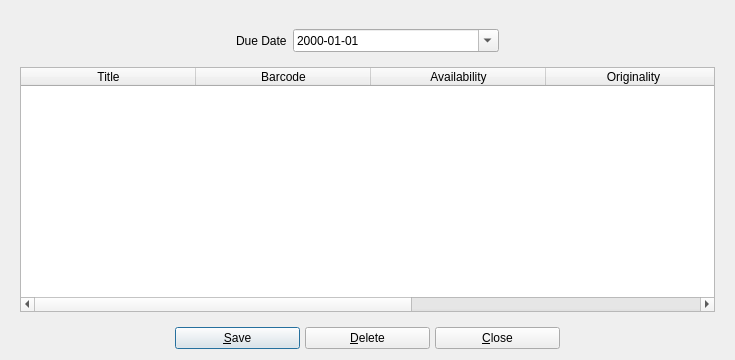
Above: UI/biblioteq_bookcopybrowser.ui from textbrowser/biblioteq before the change. Below: the same form after it.
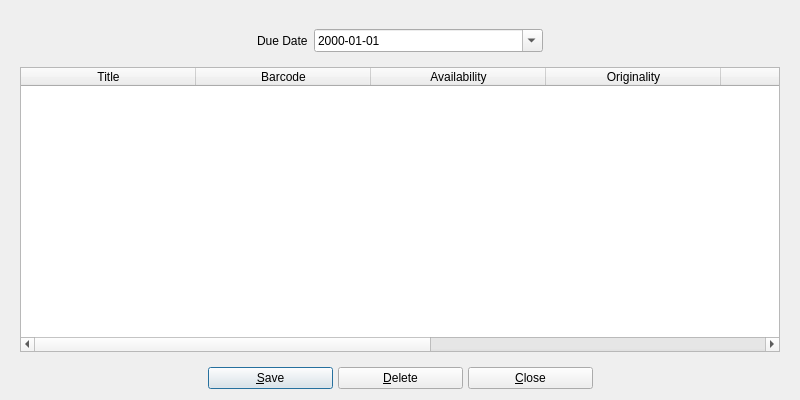
That is the form after the change. Icons and pictures are not drawn.

Commit message: Status field.

```diff
--- a/UI/biblioteq_bookcopybrowser.ui
+++ b/UI/biblioteq_bookcopybrowser.ui
@@ -6,8 +6,8 @@
    <rect>
     <x>0</x>
     <y>0</y>
-    <width>735</width>
-    <height>360</height>
+    <width>800</width>
+    <height>400</height>
    </rect>
   </property>
   <property name="maximumSize">
@@ -152,6 +152,11 @@
           <string>Condition</string>
          </property>
         </column>
+        <column>
+         <property name="text">
+          <string>Status</string>
+         </property>
+        </column>
         <column>
          <property name="text">
           <string>MYOID</string>
```
The commit also changes 3 other files.
